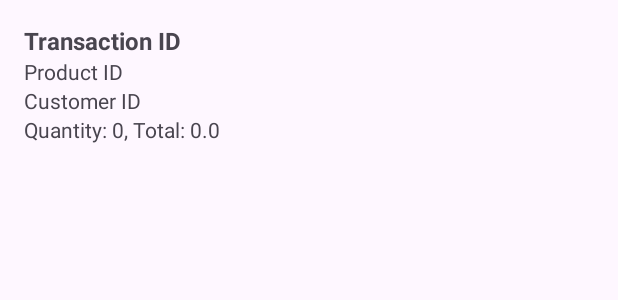
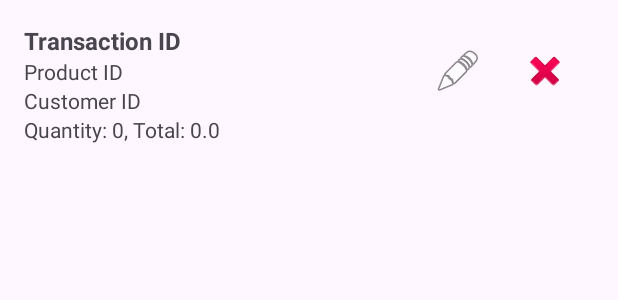
Before and after one commit to Barleyan/ProjectUTSMobile, an Android app: the layout item_transaction.xml on its own in the app's theme, with its tools: preview values and no code run, on a phone screen of 412 x 824 dp. Shown: the top 300 px of the screen. Run offline under Robolectric (Android 15) with nearby library versions, the phone set to English and light mode, and no system bars.

Commit message:
tambah fungsi transaction

```diff
--- a/app/src/main/AndroidManifest.xml
+++ b/app/src/main/AndroidManifest.xml
@@ -26,5 +26,8 @@
         <activity
             android:name=".MainActivityProduct">
         </activity>
+        <activity
+            android:name=".MainActivityTransaction">
+        </activity>
     </application>
 </manifest>
--- a/app/src/main/java/com/example/project/Transaction.kt
+++ b/app/src/main/java/com/example/project/Transaction.kt
@@ -6,9 +6,9 @@ import androidx.room.PrimaryKey
 @Entity(tableName = "transaction_table")
 data class Transaction(
     @PrimaryKey(autoGenerate = true) val id: Int = 0,
-    val productId: Int,
-    val customerId: Int,
-    val quantity: Int,
+    var productId: String,
+    var customerId: String,
+    var quantity: String,
     val totalPrice: Double,
     val amount: Double
 )
--- a/app/src/main/res/layout/item_transaction.xml
+++ b/app/src/main/res/layout/item_transaction.xml
@@ -47,4 +47,28 @@
         app:layout_constraintTop_toBottomOf="@id/tvCustomerId"
         app:layout_constraintEnd_toEndOf="parent"/>
 
+    <ImageButton
+        android:id="@+id/btnDeleteTransaction"
+        android:layout_width="50dp"
+        android:layout_height="54dp"
+        android:layout_marginTop="4dp"
+        android:layout_marginEnd="8dp"
+        android:background="?android:attr/selectableItemBackground"
+        android:contentDescription="@string/delete_customer"
+        android:src="@android:drawable/ic_delete"
+        app:layout_constraintEnd_toEndOf="parent"
+        app:layout_constraintTop_toTopOf="parent" />
+
+    <ImageButton
+        android:id="@+id/btnEditTransaction"
+        android:layout_width="50dp"
+        android:layout_height="54dp"
+        android:layout_marginTop="4dp"
+        android:layout_marginEnd="8dp"
+        android:background="?android:attr/selectableItemBackground"
+        android:contentDescription="@string/edit_customer"
+        android:src="@android:drawable/ic_menu_edit"
+        app:layout_constraintEnd_toStartOf="@id/btnDeleteTransaction"
+        app:layout_constraintTop_toTopOf="parent" />
+
 </androidx.constraintlayout.widget.ConstraintLayout>
```
Also changed, not shown: app/src/main/java/com/example/project/AppViewModel.kt (+9 -0 lines), app/src/main/java/com/example/project/MainActivityProduct.kt (+8 -1 lines), app/src/main/java/com/example/project/Repository.kt (+6 -6 lines), app/src/main/java/com/example/project/TransactionDao.kt (+8 -0 lines).
